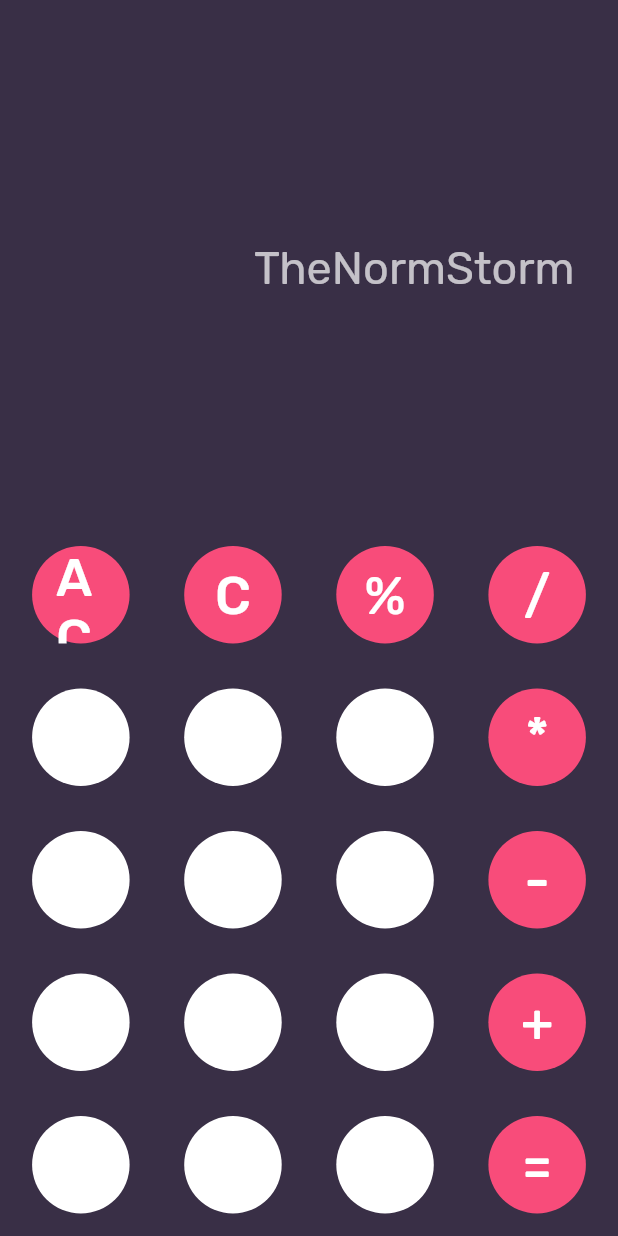
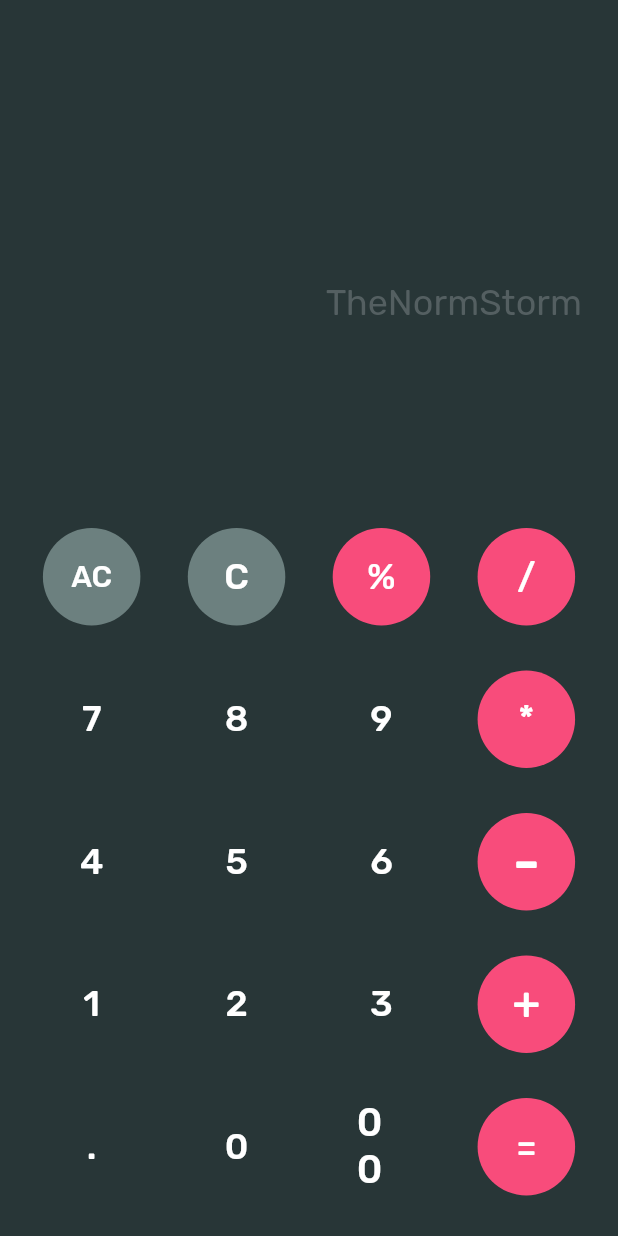
Before and after one commit to TheNormStorm/calculator_flutter, a Flutter app: the screen it shows after launch, after a tap on "AC", on a phone screen of 412 x 824 dp. Run offline on Flutter 3.47's test engine with Material 2 defaults, Android fonts, the phone set to English and light mode, and no system bars; our stand-ins replace google_fonts, math_expressions.

Commit message:
update code

```diff
--- a/lib/main.dart
+++ b/lib/main.dart
@@ -1,133 +1,121 @@
+import 'package:math_expressions/math_expressions.dart';
 import 'package:flutter/material.dart';
 import 'package:google_fonts/google_fonts.dart';
-import 'package:math_expressions/math_expressions.dart';
 
 import './widgets/CalcButtons.dart';
 
 void main() {
-  runApp(CalculatorApp());
+  runApp(CalcApp());
 }
 
-class CalculatorApp extends StatefulWidget {
-  CalculatorApp({Key key}) : super(key: key);
+class CalcApp extends StatefulWidget {
+  const CalcApp({Key key}) : super(key: key);
 
   @override
-  CalculatorAppState createState() => CalculatorAppState();
+  CalcAppState createState() => CalcAppState();
 }
 
-class CalculatorAppState extends State<CalculatorApp> {
-  // This widget is the root of your application.
-  String expression = '';
-  String history = '';
+class CalcAppState extends State<CalcApp> {
+  String _history = '';
+  String _expression = '';
 
-  void numStore(String num) {
+  void numClick(String text) {
+    setState(() => _expression += text);
+  }
+
+  void allClear(String text) {
     setState(() {
-      expression += num;
+      _history = 'TheNormStorm';
+      _expression = '';
     });
   }
 
-  void clearAC(String num) {
+  void clear(String text) {
     setState(() {
-      expression = '';
-      history = 'TheNormStorm';
+      _expression = '';
     });
   }
 
-  void clearZ(String num) {
-    setState(() {
-      expression = '0';
-    });
-  }
-
-  void clearC(String num) {
-    setState(() {
-      expression = '';
-    });
-  }
-
-  void eval(String text) {
+  void evaluate(String text) {
     Parser p = Parser();
-    Expression exp = p.parse(expression);
+    Expression exp = p.parse(_expression);
     ContextModel cm = ContextModel();
-    double eval = exp.evaluate(EvaluationType.REAL, cm);
-    String expr;
 
     setState(() {
-      history = expression;
-      expression = eval.toString();
+      _history = _expression;
+      _expression = exp.evaluate(EvaluationType.REAL, cm).toString();
     });
   }
 
   @override
   Widget build(BuildContext context) {
     return MaterialApp(
+      debugShowCheckedModeBanner: false,
       title: 'Calculator',
       home: Scaffold(
-          backgroundColor: Color(0xFF392F46),
-          body: Column(
+        backgroundColor: Color(0xFF283637),
+        body: Container(
+          padding: EdgeInsets.all(12),
+          child: Column(
             mainAxisAlignment: MainAxisAlignment.end,
             children: <Widget>[
               Container(
-                padding: EdgeInsets.only(right: 29),
+                child: Padding(
+                  padding: const EdgeInsets.only(right: 12),
                   child: Text(
-                  history,
+                    _history,
                     style: GoogleFonts.rubik(
                       textStyle: TextStyle(
-                      fontSize: 30,
-                    ),
-                    color: Colors.white70,
+                        fontSize: 24,
+                        color: Color(0xFF545F61),
                       ),
                     ),
-                alignment: Alignment(1, 1),
+                  ),
+                ),
+                alignment: Alignment(1.0, 1.0),
               ),
               Container(
-                padding: EdgeInsets.only(right: 29),
+                child: Padding(
+                  padding: const EdgeInsets.all(12),
                   child: Text(
-                  expression,
+                    _expression,
                     style: GoogleFonts.rubik(
                       textStyle: TextStyle(
-                      fontSize: 52,
-                    ),
+                        fontSize: 48,
                         color: Colors.white,
                       ),
                     ),
-                alignment: Alignment(1, 1),
                   ),
-              SizedBox(
-                height: 90,
-                width: 40,
                 ),
+                alignment: Alignment(1.0, 1.0),
+              ),
+              SizedBox(height: 40),
               Row(
                 mainAxisAlignment: MainAxisAlignment.spaceEvenly,
                 children: <Widget>[
                   CalcButtons(
                     text: 'AC',
-                    fillColor: 0xFFF84C7A,
-                    callback: clearAC,
-                    textColor: 0xFFFFFFFF,
-                    textSize: 35,
+                    fillColor: 0xFF6C807F,
+                    textSize: 20,
+                    callback: allClear,
                   ),
                   CalcButtons(
                     text: 'C',
-                    fillColor: 0xFFF84C7A,
-                    callback: clearC,
-                    textColor: 0xFFFFFFFF,
-                    textSize: 35,
+                    fillColor: 0xFF6C807F,
+                    callback: clear,
                   ),
                   CalcButtons(
                     text: '%',
-                    fillColor: 0xFFF84C7A,
-                    callback: numStore,
-                    textColor: 0xFFFFFFFF,
-                    textSize: 35,
+                    fillColor: 0xFFF84C7B,
+                    textColor: 0xffffffff,
+                    callback: numClick,
                   ),
                   CalcButtons(
                     text: '/',
-                    fillColor: 0xFFF84C7A,
-                    callback: numStore,
-                    textColor: 0xFFFFFFFF,
-                    textSize: 35,
-                  )
+                    fillColor: 0xFFF84C7B,
+                    textColor: 0xFFffffff,
+                    callback: numClick,
+                  ),
                 ],
               ),
               Row(
@@ -135,26 +123,23 @@ class CalculatorAppState extends State<CalculatorApp> {
                 children: <Widget>[
                   CalcButtons(
                     text: '7',
-                    fillColor: 0xFFFFFFFF,
-                    callback: numStore,
+                    callback: numClick,
                   ),
                   CalcButtons(
                     text: '8',
-                    fillColor: 0xFFFFFFFF,
-                    callback: numStore,
+                    callback: numClick,
                   ),
                   CalcButtons(
                     text: '9',
-                    fillColor: 0xFFffffff,
-                    callback: numStore,
+                    callback: numClick,
                   ),
                   CalcButtons(
                     text: '*',
-                    fillColor: 0xFFF84C7A,
-                    callback: numStore,
-                    textColor: 0xFFFFFFFF,
-                    textSize: 35,
-                  )
+                    fillColor: 0xFFF84C7B,
+                    textColor: 0xFFffffff,
+                    textSize: 24,
+                    callback: numClick,
+                  ),
                 ],
               ),
               Row(
@@ -162,26 +147,23 @@ class CalculatorAppState extends State<CalculatorApp> {
                 children: <Widget>[
                   CalcButtons(
                     text: '4',
-                    fillColor: 0xFFFFFFFF,
-                    callback: numStore,
+                    callback: numClick,
                   ),
                   CalcButtons(
                     text: '5',
-                    fillColor: 0xFFFFFFFF,
-                    callback: numStore,
+                    callback: numClick,
                   ),
                   CalcButtons(
                     text: '6',
-                    fillColor: 0xFFffffff,
-                    callback: numStore,
+                    callback: numClick,
                   ),
                   CalcButtons(
                     text: '-',
-                    fillColor: 0xFFF84C7A,
-                    callback: numStore,
-                    textColor: 0xFFFFFFFF,
-                    textSize: 35,
-                  )
+                    fillColor: 0xFFF84C7B,
+                    textColor: 0xFFffffff,
+                    textSize: 38,
+                    callback: numClick,
+                  ),
                 ],
               ),
               Row(
@@ -189,26 +171,23 @@ class CalculatorAppState extends State<CalculatorApp> {
                 children: <Widget>[
                   CalcButtons(
                     text: '1',
-                    fillColor: 0xFFFFFFFF,
-                    callback: numStore,
+                    callback: numClick,
                   ),
                   CalcButtons(
                     text: '2',
-                    fillColor: 0xFFFFFFFF,
-                    callback: numStore,
+                    callback: numClick,
                   ),
                   CalcButtons(
                     text: '3',
-                    fillColor: 0xFFffffff,
-                    callback: numStore,
+                    callback: numClick,
                   ),
                   CalcButtons(
                     text: '+',
-                    fillColor: 0xFFF84C7A,
-                    callback: numStore,
-                    textColor: 0xFFFFFFFF,
-                    textSize: 35,
-                  )
+                    fillColor: 0xFFF84C7B,
+                    textColor: 0xFFffffff,
+                    textSize: 30,
+                    callback: numClick,
+                  ),
                 ],
               ),
               Row(
@@ -216,30 +195,29 @@ class CalculatorAppState extends State<CalculatorApp> {
                 children: <Widget>[
                   CalcButtons(
                     text: '.',
-                    fillColor: 0xFFFFFFFF,
-                    callback: numStore,
+                    callback: numClick,
                   ),
                   CalcButtons(
                     text: '0',
-                    fillColor: 0xFFFFFFFF,
-                    callback: numStore,
+                    callback: numClick,
                   ),
                   CalcButtons(
                     text: '00',
-                    fillColor: 0xffffffff,
-                    callback: clearZ,
+                    callback: numClick,
+                    textSize: 26,
                   ),
                   CalcButtons(
                     text: '=',
-                    fillColor: 0xFFF84C7A,
-                    callback: eval,
-                    textColor: 0xFFFFFFFF,
-                    textSize: 35,
+                    fillColor: 0xFFF84C7B,
+                    textColor: 0xFfffffff,
+                    callback: evaluate,
+                  ),
+                ],
               )
             ],
           ),
-            ],
         ),
-        ));
+      ),
+    );
   }
 }
```
Lines whose indentation alone changed are shown as unchanged.
